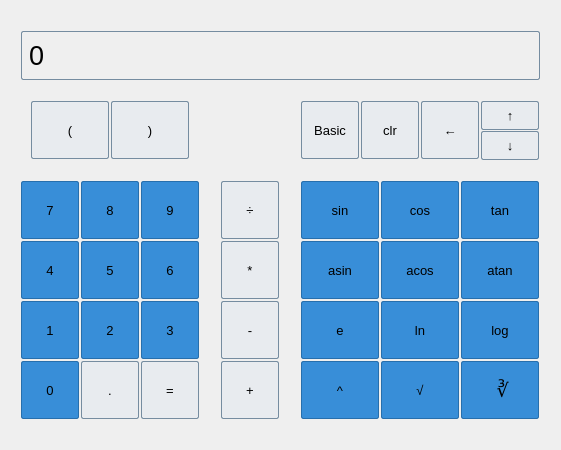
This is src/scientificwindow.ui in cs3100-team10/calc01 as Qt 5 draws it before an edit. The edited form follows.
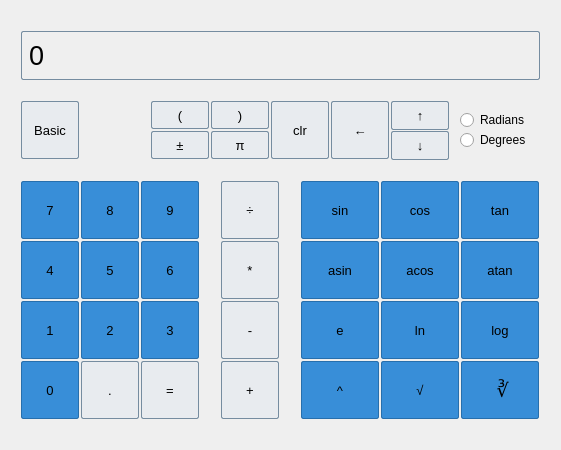
This is the edited form.

```diff
--- a/src/scientificwindow.ui
+++ b/src/scientificwindow.ui
@@ -184,7 +184,7 @@
   <widget class="QPushButton" name="pushButton_up">
    <property name="geometry">
     <rect>
-     <x>480</x>
+     <x>390</x>
      <y>100</y>
      <width>60</width>
      <height>31</height>
@@ -352,7 +352,7 @@
   <widget class="QPushButton" name="pushButton_clear">
    <property name="geometry">
     <rect>
-     <x>360</x>
+     <x>270</x>
      <y>100</y>
      <width>60</width>
      <height>60</height>
@@ -478,7 +478,7 @@
   <widget class="QPushButton" name="pushButton_back">
    <property name="geometry">
     <rect>
-     <x>420</x>
+     <x>330</x>
      <y>100</y>
      <width>60</width>
      <height>60</height>
@@ -520,7 +520,7 @@
   <widget class="QPushButton" name="pushButton_sciMode">
    <property name="geometry">
     <rect>
-     <x>300</x>
+     <x>20</x>
      <y>100</y>
      <width>60</width>
      <height>60</height>
@@ -856,7 +856,7 @@
   <widget class="QPushButton" name="pushButton_down">
    <property name="geometry">
     <rect>
-     <x>480</x>
+     <x>390</x>
      <y>130</y>
      <width>60</width>
      <height>31</height>
@@ -1435,10 +1435,10 @@
   <widget class="QPushButton" name="pushButton_decimal_2">
    <property name="geometry">
     <rect>
-     <x>30</x>
+     <x>150</x>
      <y>100</y>
-     <width>80</width>
-     <height>60</height>
+     <width>60</width>
+     <height>30</height>
     </rect>
    </property>
    <property name="sizeIncrement">
@@ -1477,10 +1477,10 @@
   <widget class="QPushButton" name="pushButton_equals_2">
    <property name="geometry">
     <rect>
-     <x>110</x>
+     <x>210</x>
      <y>100</y>
-     <width>80</width>
-     <height>60</height>
+     <width>60</width>
+     <height>30</height>
     </rect>
    </property>
    <property name="sizeIncrement">
@@ -1516,6 +1516,116 @@
     <string>)</string>
    </property>
   </widget>
+  <widget class="QPushButton" name="pushButton_pi">
+   <property name="geometry">
+    <rect>
+     <x>210</x>
+     <y>130</y>
+     <width>60</width>
+     <height>30</height>
+    </rect>
+   </property>
+   <property name="sizeIncrement">
+    <size>
+     <width>0</width>
+     <height>0</height>
+    </size>
+   </property>
+   <property name="font">
+    <font>
+     <pointsize>10</pointsize>
+    </font>
+   </property>
+   <property name="styleSheet">
+    <string notr="true">QPushButton {
+	background-color: #e8ebef;
+    border-style: solid;
+    border-width: 1px;
+    border-radius: 2px;
+    border-color: #758ca0;
+	margin: 1px;
+}
+QPushButton:pressed {
+    background-color: #388ed8;
+}
+QPushButton:hover{ 
+	background-color: #b5bfcc;
+	color: #374c5e;
+}
+</string>
+   </property>
+   <property name="text">
+    <string>π</string>
+   </property>
+  </widget>
+  <widget class="QPushButton" name="pushButton_plusMinus">
+   <property name="geometry">
+    <rect>
+     <x>150</x>
+     <y>130</y>
+     <width>60</width>
+     <height>30</height>
+    </rect>
+   </property>
+   <property name="sizeIncrement">
+    <size>
+     <width>0</width>
+     <height>0</height>
+    </size>
+   </property>
+   <property name="font">
+    <font>
+     <pointsize>10</pointsize>
+    </font>
+   </property>
+   <property name="styleSheet">
+    <string notr="true">QPushButton {
+	background-color: #e8ebef;
+    border-style: solid;
+    border-width: 1px;
+    border-radius: 2px;
+    border-color: #758ca0;
+	margin: 1px;
+}
+QPushButton:pressed {
+    background-color: #388ed8;
+}
+QPushButton:hover{ 
+	background-color: #b5bfcc;
+	color: #374c5e;
+}
+</string>
+   </property>
+   <property name="text">
+    <string>±</string>
+   </property>
+  </widget>
+  <widget class="QRadioButton" name="radioButton_radians">
+   <property name="geometry">
+    <rect>
+     <x>460</x>
+     <y>110</y>
+     <width>95</width>
+     <height>20</height>
+    </rect>
+   </property>
+   <property name="text">
+    <string>Radians</string>
+   </property>
+  </widget>
+  <widget class="QRadioButton" name="radioButton_degrees">
+   <property name="geometry">
+    <rect>
+     <x>460</x>
+     <y>130</y>
+     <width>95</width>
+     <height>20</height>
+    </rect>
+   </property>
+   <property name="text">
+    <string>Degrees</string>
+   </property>
+  </widget>
  </widget>
  <resources/>
  <connections/>
```
Left out of the diff: 30 changed lines with no effect on the pictures.
